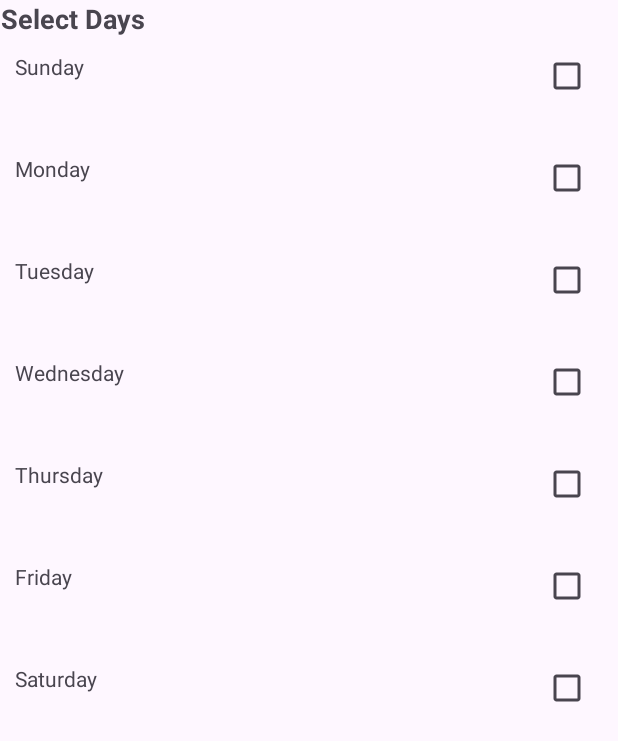
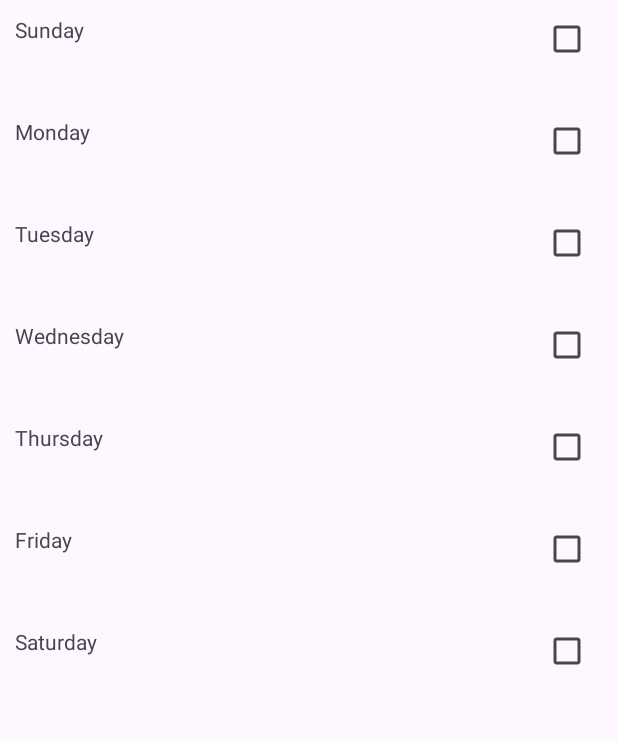
Before and after one commit to Arghya-UIT/alarmclock, an Android app: the layout dailouge_select_days.xml on its own in the app's theme, with its tools: preview values and no code run, on a phone screen of 412 x 824 dp. Shown: the top 741 px of the screen. Run offline under Robolectric (Android 15) with nearby library versions, the phone set to English and light mode, and no system bars.

Commit message:
ringtone & daty selector

```diff
--- a/Alarmclock/app/src/main/AndroidManifest.xml
+++ b/Alarmclock/app/src/main/AndroidManifest.xml
@@ -1,6 +1,10 @@
 <?xml version="1.0" encoding="utf-8"?>
 <manifest xmlns:android="http://schemas.android.com/apk/res/android"
     xmlns:tools="http://schemas.android.com/tools">
+
+    <uses-permission android:name="android.permission.READ_EXTERNAL_STORAGE" />
+<!--    <uses-permission android:name="android.permission.WRITE_SETTINGS" />-->
+
 
     <application
         android:allowBackup="true"
--- a/Alarmclock/app/src/main/res/layout/dailouge_select_days.xml
+++ b/Alarmclock/app/src/main/res/layout/dailouge_select_days.xml
@@ -4,14 +4,9 @@
     android:layout_width="match_parent"
     android:layout_height="match_parent"
     android:orientation="vertical">
-    <TextView
-        android:layout_width="wrap_content"
-        android:layout_height="wrap_content"
-        android:text="Select Days"
-        android:textStyle="bold"
-        android:textSize="18dp"
-        android:gravity="center"/>
+
     <LinearLayout
+        android:id="@+id/sundayLayout"
         android:layout_width="match_parent"
         android:layout_height="wrap_content"
         android:orientation="horizontal"
@@ -32,6 +27,7 @@
 
     </LinearLayout>
     <LinearLayout
+        android:id="@+id/mondayLayout"
         android:layout_width="match_parent"
         android:layout_height="wrap_content"
         android:orientation="horizontal"
@@ -52,6 +48,7 @@
 
     </LinearLayout>
     <LinearLayout
+        android:id="@+id/tuesdayLayout"
         android:layout_width="match_parent"
         android:layout_height="wrap_content"
         android:orientation="horizontal"
@@ -72,6 +69,7 @@
 
     </LinearLayout>
     <LinearLayout
+        android:id="@+id/wednesdayLayout"
         android:layout_width="match_parent"
         android:layout_height="wrap_content"
         android:orientation="horizontal"
@@ -92,6 +90,7 @@
 
     </LinearLayout>
     <LinearLayout
+        android:id="@+id/thursdayLayout"
         android:layout_width="match_parent"
         android:layout_height="wrap_content"
         android:orientation="horizontal"
@@ -112,6 +111,7 @@
 
     </LinearLayout>
     <LinearLayout
+        android:id="@+id/fridayLayout"
         android:layout_width="match_parent"
         android:layout_height="wrap_content"
         android:orientation="horizontal"
@@ -132,6 +132,7 @@
 
     </LinearLayout>
     <LinearLayout
+        android:id="@+id/saturdayLayout"
         android:layout_width="match_parent"
         android:layout_height="wrap_content"
         android:orientation="horizontal"
@@ -152,30 +153,5 @@
 
     </LinearLayout>
 
-<!--    <LinearLayout-->
-<!--        android:layout_width="match_parent"-->
-<!--        android:layout_height="wrap_content"-->
-<!--        android:orientation="horizontal"-->
-<!--        android:layout_margin="10dp"-->
-<!--        android:gravity="center">-->
-
-<!--        <Button-->
-<!--            android:id="@+id/cancel_button"-->
-<!--            android:layout_width="0dp"-->
-<!--            android:layout_height="wrap_content"-->
-<!--            android:layout_weight="1"-->
-<!--            android:text="Cancel"-->
-<!--            android:layout_marginRight="8dp"/>-->
-
-<!--        <Button-->
-<!--            android:id="@+id/save_Button"-->
-<!--            android:layout_width="0dp"-->
-<!--            android:layout_height="wrap_content"-->
-<!--            android:layout_weight="1"-->
-<!--            android:text="Save"-->
-<!--            android:layout_marginLeft="8dp"/>-->
-
-<!--    </LinearLayout>-->
-
 
 </LinearLayout>
```
Also changed, not shown: Alarmclock/app/src/main/java/com/example/alarmclock/CreateAlarm.java (+118 -4 lines).
